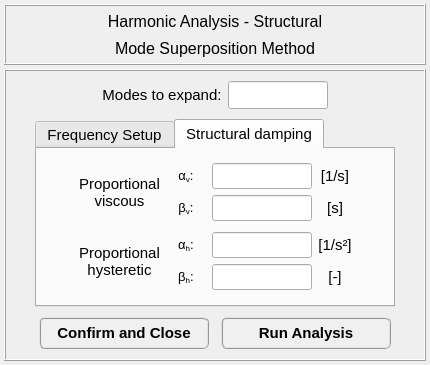
open-pulse/OpenPulse, file pulse/interface/ui_files/analysis/structural/harmonic_analysis_mode_superposition_method.ui: the form before one commit.
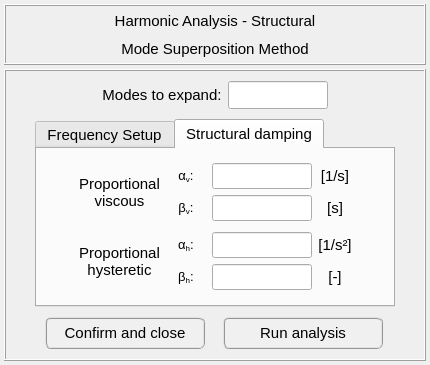
The form after the commit. The open tabs and pages were chosen to show the change. Icons and pictures are not drawn.

Commit message: Refactoring UI analysis classes

Patch:
```diff
--- a/pulse/interface/ui_files/analysis/structural/harmonic_analysis_mode_superposition_method.ui
+++ b/pulse/interface/ui_files/analysis/structural/harmonic_analysis_mode_superposition_method.ui
@@ -104,7 +104,7 @@
         <property name="font">
          <font>
           <family>MS Shell Dlg 2</family>
-          <pointsize>12</pointsize>
+          <pointsize>11</pointsize>
           <weight>50</weight>
           <italic>false</italic>
           <bold>false</bold>
@@ -126,7 +126,7 @@
         <property name="font">
          <font>
           <family>MS Shell Dlg 2</family>
-          <pointsize>12</pointsize>
+          <pointsize>11</pointsize>
           <weight>50</weight>
           <italic>false</italic>
           <bold>false</bold>
@@ -1130,7 +1130,7 @@
            </property>
            <property name="maximumSize">
             <size>
-             <width>16777215</width>
+             <width>160</width>
              <height>32</height>
             </size>
            </property>
@@ -1138,9 +1138,9 @@
             <font>
              <family>MS Shell Dlg 2</family>
              <pointsize>11</pointsize>
-             <weight>75</weight>
+             <weight>9</weight>
              <italic>false</italic>
-             <bold>true</bold>
+             <bold>false</bold>
             </font>
            </property>
            <property name="styleSheet">
@@ -1149,7 +1149,7 @@
 QPushButton:pressed{border-radius: 6px; border-color: rgb(0, 170, 255); border-style: ridge; border-width: 3px; color: rgb(0, 0, 0); background-color: rgb(174, 213, 255); font: 75 bold 11pt &quot;MS Shell Dlg 2&quot;}</string>
            </property>
            <property name="text">
-            <string>Confirm and Close</string>
+            <string>Confirm and close</string>
            </property>
           </widget>
          </item>
@@ -1163,7 +1163,7 @@
            </property>
            <property name="maximumSize">
             <size>
-             <width>16777215</width>
+             <width>160</width>
              <height>32</height>
             </size>
            </property>
@@ -1171,9 +1171,9 @@
             <font>
              <family>MS Shell Dlg 2</family>
              <pointsize>11</pointsize>
-             <weight>75</weight>
+             <weight>9</weight>
              <italic>false</italic>
-             <bold>true</bold>
+             <bold>false</bold>
             </font>
            </property>
            <property name="styleSheet">
@@ -1182,7 +1182,7 @@
 QPushButton:pressed{border-radius: 6px; border-color: rgb(0, 170, 255); border-style: ridge; border-width: 3px; color: rgb(0, 0, 0); background-color: rgb(174, 213, 255); font: 75 bold 11pt &quot;MS Shell Dlg 2&quot;}</string>
            </property>
            <property name="text">
-            <string>Run Analysis</string>
+            <string>Run analysis</string>
            </property>
           </widget>
          </item>
```
Left out of the diff: 60 changed lines with no effect on the pictures. The commit also changes 22 other files.
